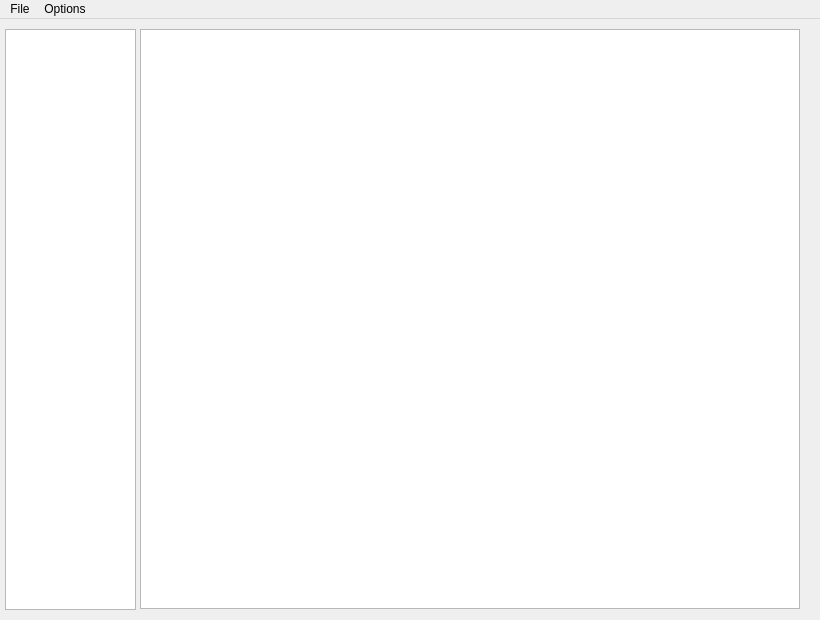
The window that ui/code.ui (RedEnder666/RickRoll_IDE) describes before a commit, drawn with Qt 5.
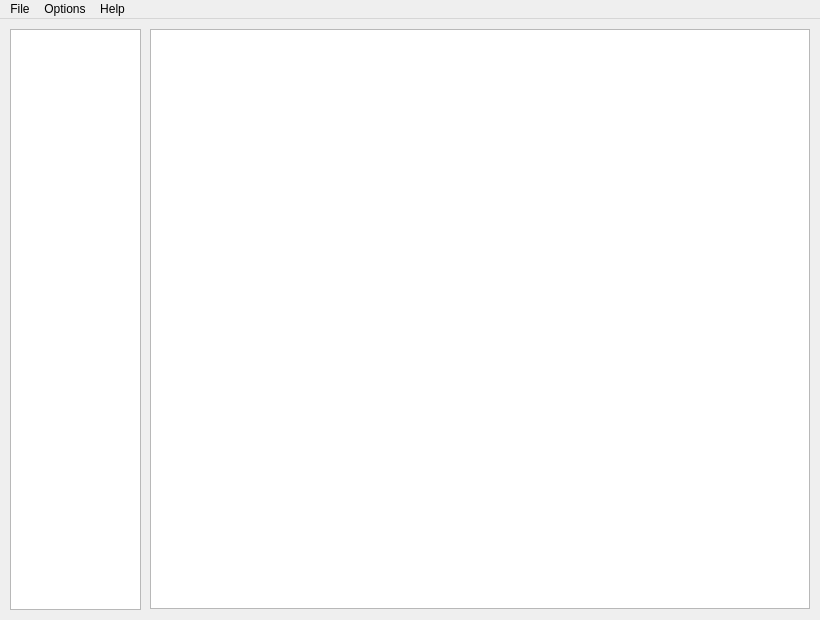
The same window after the commit.

Commit message: RICK FCKIN ROOOLLLL

```diff
--- a/ui/code.ui
+++ b/ui/code.ui
@@ -32,7 +32,7 @@
    <widget class="QTextEdit" name="codeEdit">
     <property name="geometry">
      <rect>
-      <x>140</x>
+      <x>150</x>
       <y>10</y>
       <width>660</width>
       <height>580</height>
@@ -75,7 +75,7 @@
    <widget class="QListWidget" name="foldersList">
     <property name="geometry">
      <rect>
-      <x>5</x>
+      <x>10</x>
       <y>10</y>
       <width>131</width>
       <height>581</height>
@@ -119,8 +119,15 @@
     </property>
     <addaction name="actionThemes"/>
    </widget>
+   <widget class="QMenu" name="menuHelp">
+    <property name="title">
+     <string>Help</string>
+    </property>
+    <addaction name="actionAbout_IDE"/>
+   </widget>
    <addaction name="menuFile"/>
    <addaction name="menuOptions"/>
+   <addaction name="menuHelp"/>
   </widget>
   <action name="actionNew">
    <property name="text">
```
Left out of the diff: 5 changed lines with no effect on the pictures. The commit also changes 1 other file.
